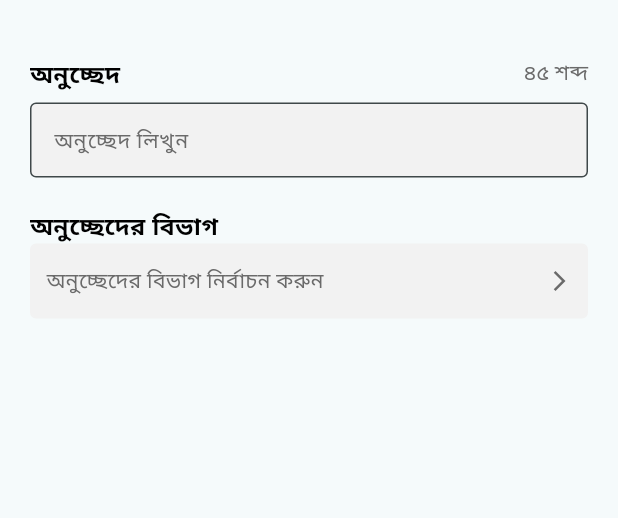
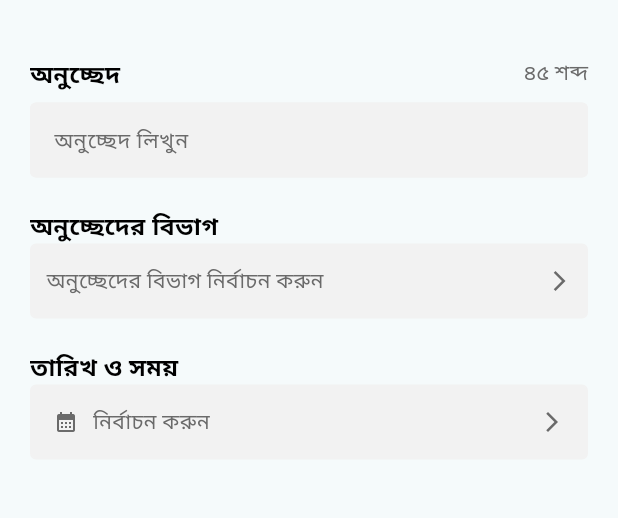
Before and after one commit to mdminhaziftekhar/Demo-Govt.-management-application-, a Flutter app: the AddNewScreen screen opened by its route, on a phone screen of 412 x 824 dp, the part 58-576 px from its top. Run offline on Flutter 3.47's test engine with Material 3 defaults, Android fonts, the phone set to English and light mode, and no system bars; our stand-ins replace dio, get, objectbox; missing offline and left inert: dart:ffi; generated files the repository leaves out were written again; network calls fail.

Commit message:
<feature><datepicker field> "datepicker field"

```diff
--- a/lib/pages/add_new/controller/add_controller.dart
+++ b/lib/pages/add_new/controller/add_controller.dart
@@ -6,5 +6,7 @@ class AddController extends GetxController {
 
   RxString selectedCategory = ''.obs;
 
+  RxString pickedDate = "".obs;
+
 
 }
--- a/lib/pages/add_new/view/add_new.dart
+++ b/lib/pages/add_new/view/add_new.dart
@@ -1,8 +1,11 @@
+import 'dart:ffi';
+
 import 'package:flutter/material.dart';
 import 'package:flutter/services.dart';
 import 'package:flutter_task/index.dart';
 import 'package:flutter_task/main.dart';
 import 'package:get/get.dart';
+import 'package:intl/intl.dart';
 
 class AddNewScreen extends StatelessWidget {
    AddNewScreen({super.key});
@@ -20,10 +23,13 @@ class AddNewScreen extends StatelessWidget {
         child: Padding(
           padding: [20,20,0,20].pm,
           child: Column(
+            crossAxisAlignment: CrossAxisAlignment.start,
             children: [
               _textWidget(),
               20.ph,
               _categoryWidget(context),
+              20.ph,
+              _dateWidget(context),
 
             ],
           ),
@@ -31,6 +37,80 @@ class AddNewScreen extends StatelessWidget {
       ),
     );
   }
+  Widget _dateWidget(BuildContext context) {
+    return  Column(
+      crossAxisAlignment: CrossAxisAlignment.start,
+      children: [
+        const Text('তারিখ ও সময়', style: TextStyle(fontSize: 16, fontWeight: FontWeight.w700, color: Colors.black),),
+        GestureDetector(
+          onTap: () async {
+            addController.pickedDate.value = await _selectDate(context);
+          },
+          child: Obx(()=>
+              Container(
+                height: 50,
+                padding: [10,15].pm,
+                decoration: BoxDecoration(
+                  color: const Color(0xffF2F2F2),
+                  borderRadius: BorderRadius.circular(4.0),
+                  border: Border.all(color: const Color(0xffF2F2F2)),
+                ),
+                child: Row(
+                  mainAxisAlignment: MainAxisAlignment.start,
+                  children: [
+                    const Icon(
+                      Icons.calendar_month,
+                      color: Color(0xff6A6A6A),
+                      size: 16,
+                    ),
+                    10.pw,
+                    Expanded(
+                      child: Text(
+                        addController.pickedDate.value.isNotEmpty
+                            ? addController.pickedDate.value.toString()
+                            : 'নির্বাচন করুন',
+                        style: TextStyle(
+                          color: addController.pickedDate.value.isNotEmpty ? const Color(0xff202020) : const Color(0xff6A6A6A),
+                          fontSize: 14,
+                          fontWeight: FontWeight.w400,
+                        ),
+                      ),
+                    ),
+                    const Icon(
+                      Icons.arrow_forward_ios,
+                      color: Color(0xff6A6A6A),
+                      size: 16,
+                    ),
+                  ],
+                ),
+              )
+          ),
+        ),
+      ],
+    );
+  }
+
+   Future<String> _selectDate(BuildContext context) async {
+     final DateTime? picked = await showDatePicker(
+       context: context,
+       initialDate: DateTime.now(),
+       firstDate: DateTime(2000),
+       lastDate: DateTime(2100),
+       builder: (BuildContext context, Widget? child) {
+         return Theme(
+           data: ThemeData.light().copyWith(
+             colorScheme: const ColorScheme.light(primary: Color(0xff86B560)),
+           ),
+           child: child!,
+         );
+       },
+     );
+     if(picked != null) {
+       return DateFormat('yyyy-MM-dd').format(picked);
+     }
+
+     return '';
+   }
 
   Widget _categoryWidget(BuildContext context) {
     return Column(
@@ -126,6 +206,14 @@ class AddNewScreen extends StatelessWidget {
               borderRadius: BorderRadius.circular(4.0),
               borderSide: const BorderSide(color: Color(0xffF2F2F2)),
             ),
+            enabledBorder: OutlineInputBorder(
+              borderRadius: BorderRadius.circular(4.0),
+              borderSide: const BorderSide(color: Color(0xffF2F2F2)),
+            ),
+            focusedBorder: OutlineInputBorder(
+              borderRadius: BorderRadius.circular(4.0),
+              borderSide: const BorderSide(color: Color(0xffF2F2F2)),
+            ),
           ),
           textInputAction: TextInputAction.done,
           inputFormatters: [_wordLimitFormatter(45)],
```
Also changed, not shown: lib/pages/calendar/view/calendar.dart (+6 -2 lines).
